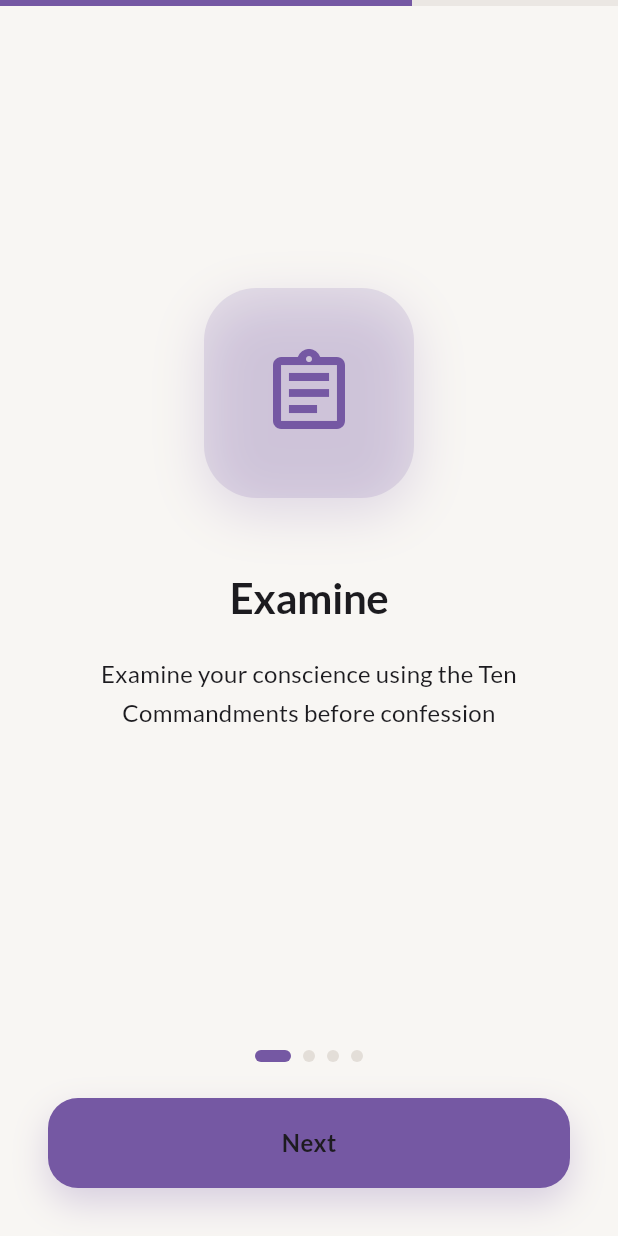
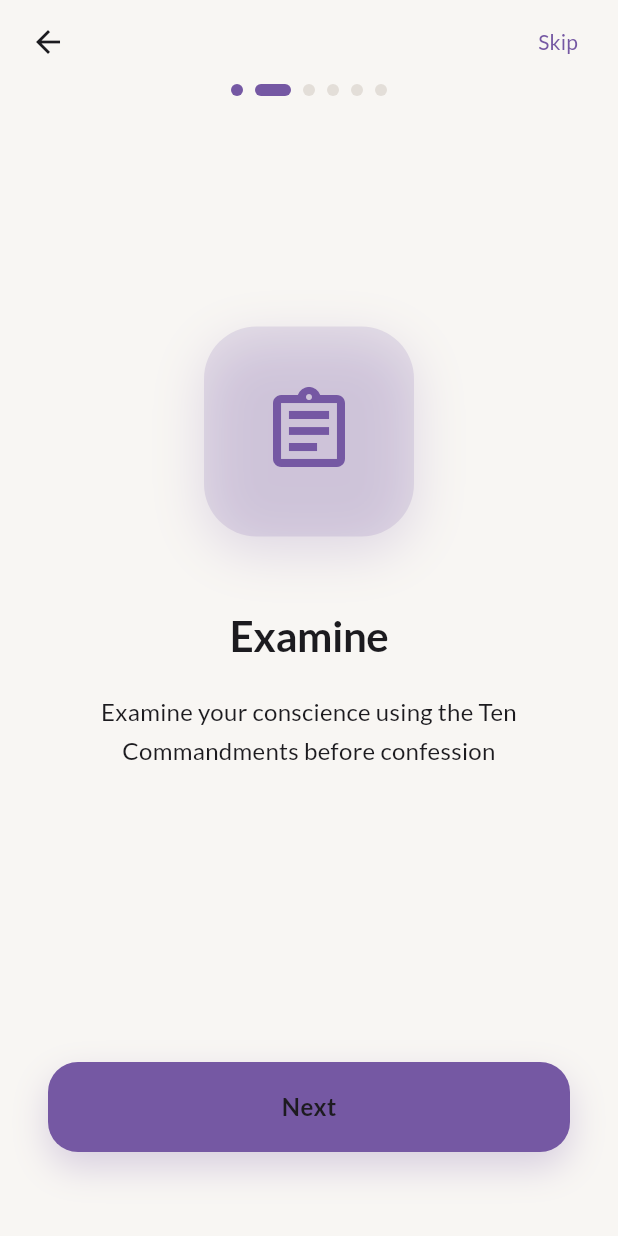
Before and after one commit to sabinjose/metanoia, a Flutter app: the screen it shows after launch, swiped to page 3, on a phone screen of 412 x 824 dp. Run offline on Flutter 3.47's test engine with Material 3 defaults, Android fonts, the phone set to English and light mode, and no system bars; our stand-ins replace drift, flutter_animate, flutter_local_notifications, flutter_riverpod, flutter_secure_storage, go_router and 7 more; accounts and stored records are empty; generated files the repository leaves out were written again.

Commit message:
Improve onboarding UX
1. Add back navigation
   - Back button in top bar to go to previous page
   - Users can now review previous screens

2. Add skip option
   - Skip button with confirmation dialog
   - Not shown on intro or final page

3. Flatten features into main flow
   - Removed nested PageView in features overview
   - Each feature is now a separate page in main flow
   - Clearer progression through onboarding

4. Add unified progress indicator
   - Consistent dot indicators across all pages (except intro)
   - Shows current position and total progress
   - Animated transitions between states

5. UI polish
   - Center language icon properly
   - Add haptic feedback on navigation
   - Smooth animations on feature pages

🤖 Generated with [Claude Code](https://claude.com/claude-code)

Co-Authored-By: Claude <noreply@anthropic.com>

```diff
--- a/lib/src/core/localization/l10n/app_en.arb
+++ b/lib/src/core/localization/l10n/app_en.arb
@@ -199,5 +199,9 @@
   "minutesAgo": "{count}m ago",
   "hoursAgo": "{count}h ago",
   "general": "General",
-  "noQuestionsInSection": "No questions in this section"
+  "noQuestionsInSection": "No questions in this section",
+  "skip": "Skip",
+  "back": "Back",
+  "skipOnboardingTitle": "Skip Introduction?",
+  "skipOnboardingMessage": "You can always access help and settings later from the app menu."
 }
--- a/lib/src/core/localization/l10n/app_localizations.dart
+++ b/lib/src/core/localization/l10n/app_localizations.dart
@@ -1252,6 +1252,30 @@ abstract class AppLocalizations {
   /// In en, this message translates to:
   /// **'No questions in this section'**
   String get noQuestionsInSection;
+
+  /// No description provided for @skip.
+  ///
+  /// In en, this message translates to:
+  /// **'Skip'**
+  String get skip;
+
+  /// No description provided for @back.
+  ///
+  /// In en, this message translates to:
+  /// **'Back'**
+  String get back;
+
+  /// No description provided for @skipOnboardingTitle.
+  ///
+  /// In en, this message translates to:
+  /// **'Skip Introduction?'**
+  String get skipOnboardingTitle;
+
+  /// No description provided for @skipOnboardingMessage.
+  ///
+  /// In en, this message translates to:
+  /// **'You can always access help and settings later from the app menu.'**
+  String get skipOnboardingMessage;
 }
 
 class _AppLocalizationsDelegate extends LocalizationsDelegate<AppLocalizations> {
--- a/lib/src/core/localization/l10n/app_localizations_en.dart
+++ b/lib/src/core/localization/l10n/app_localizations_en.dart
@@ -636,4 +636,16 @@ class AppLocalizationsEn extends AppLocalizations {
 
   @override
   String get noQuestionsInSection => 'No questions in this section';
+
+  @override
+  String get skip => 'Skip';
+
+  @override
+  String get back => 'Back';
+
+  @override
+  String get skipOnboardingTitle => 'Skip Introduction?';
+
+  @override
+  String get skipOnboardingMessage => 'You can always access help and settings later from the app menu.';
 }
--- a/lib/src/core/localization/l10n/app_localizations_ml.dart
+++ b/lib/src/core/localization/l10n/app_localizations_ml.dart
@@ -624,4 +624,16 @@ class AppLocalizationsMl extends AppLocalizations {
 
   @override
   String get noQuestionsInSection => 'ഈ വിഭാഗത്തിൽ ചോദ്യങ്ങളില്ല';
+
+  @override
+  String get skip => 'ഒഴിവാക്കുക';
+
+  @override
+  String get back => 'മടങ്ങുക';
+
+  @override
+  String get skipOnboardingTitle => 'ആമുഖം ഒഴിവാക്കണോ?';
+
+  @override
+  String get skipOnboardingMessage => 'ആപ്പ് മെനുവിൽ നിന്ന് പിന്നീട് സഹായവും ക്രമീകരണങ്ങളും എപ്പോൾ വേണമെങ്കിലും ആക്സസ് ചെയ്യാം.';
 }
--- a/lib/src/core/localization/l10n/app_ml.arb
+++ b/lib/src/core/localization/l10n/app_ml.arb
@@ -156,5 +156,9 @@
   "minutesAgo": "{count} മി. മുമ്പ്",
   "hoursAgo": "{count} മ. മുമ്പ്",
   "general": "പൊതുവായത്",
-  "noQuestionsInSection": "ഈ വിഭാഗത്തിൽ ചോദ്യങ്ങളില്ല"
+  "noQuestionsInSection": "ഈ വിഭാഗത്തിൽ ചോദ്യങ്ങളില്ല",
+  "skip": "ഒഴിവാക്കുക",
+  "back": "മടങ്ങുക",
+  "skipOnboardingTitle": "ആമുഖം ഒഴിവാക്കണോ?",
+  "skipOnboardingMessage": "ആപ്പ് മെനുവിൽ നിന്ന് പിന്നീട് സഹായവും ക്രമീകരണങ്ങളും എപ്പോൾ വേണമെങ്കിലും ആക്സസ് ചെയ്യാം."
 }
--- a/lib/src/features/onboarding/presentation/onboarding_screen.dart
+++ b/lib/src/features/onboarding/presentation/onboarding_screen.dart
@@ -1,10 +1,12 @@
+import 'package:confessionapp/src/core/localization/l10n/app_localizations.dart';
+import 'package:confessionapp/src/core/utils/haptic_utils.dart';
 import 'package:flutter/material.dart';
 import 'package:flutter_riverpod/flutter_riverpod.dart';
 import 'package:go_router/go_router.dart';
 import 'package:confessionapp/src/features/onboarding/presentation/onboarding_controller.dart';
 import 'package:confessionapp/src/features/onboarding/presentation/pages/welcome_page.dart';
 import 'package:confessionapp/src/features/onboarding/presentation/pages/content_language_page.dart';
-import 'package:confessionapp/src/features/onboarding/presentation/pages/features_overview_page.dart';
+import 'package:confessionapp/src/features/onboarding/presentation/pages/feature_page.dart';
 import 'package:confessionapp/src/features/onboarding/presentation/pages/metanoia_intro_page.dart';
 
 class OnboardingScreen extends ConsumerStatefulWidget {
@@ -17,11 +19,24 @@ class OnboardingScreen extends ConsumerStatefulWidget {
 class _OnboardingScreenState extends ConsumerState<OnboardingScreen> {
   final PageController _pageController = PageController();
   int _currentPage = 0;
-  final int _totalPages = 4;
+
+  // Total pages: Intro, Welcome, 4 Features, Language = 7
+  final int _totalPages = 7;
 
   void _nextPage() {
+    HapticUtils.selectionClick();
     if (_currentPage < _totalPages - 1) {
       _pageController.nextPage(
+        duration: const Duration(milliseconds: 300),
+        curve: Curves.easeInOut,
+      );
+    }
+  }
+
+  void _previousPage() {
+    HapticUtils.selectionClick();
+    if (_currentPage > 0) {
+      _pageController.previousPage(
         duration: const Duration(milliseconds: 300),
         curve: Curves.easeInOut,
       );
@@ -37,6 +52,33 @@ class _OnboardingScreenState extends ConsumerState<OnboardingScreen> {
     }
   }
 
+  Future<void> _skipOnboarding() async {
+    final confirmed = await showDialog<bool>(
+      context: context,
+      builder: (context) {
+        final l10n = AppLocalizations.of(context)!;
+        return AlertDialog(
+          title: Text(l10n.skipOnboardingTitle),
+          content: Text(l10n.skipOnboardingMessage),
+          actions: [
+            TextButton(
+              onPressed: () => Navigator.pop(context, false),
+              child: Text(l10n.cancel),
+            ),
+            TextButton(
+              onPressed: () => Navigator.pop(context, true),
+              child: Text(l10n.skip),
+            ),
+          ],
+        );
+      },
+    );
+
+    if (confirmed == true) {
+      await _completeOnboarding();
+    }
+  }
+
   @override
   void dispose() {
     _pageController.dispose();
@@ -46,17 +88,52 @@ class _OnboardingScreenState extends ConsumerState<OnboardingScreen> {
   @override
   Widget build(BuildContext context) {
     final theme = Theme.of(context);
+    final l10n = AppLocalizations.of(context)!;
+
+    // Don't show skip on intro page (page 0) or last page
+    final showSkip = _currentPage > 0 && _currentPage < _totalPages - 1;
+    // Show back button except on first page
+    final showBack = _currentPage > 0;
 
     return Scaffold(
-      body: Column(
+      body: SafeArea(
+        top: true,
+        bottom: false,
+        child: Column(
           children: [
-          // Progress Bar
+            // Top bar with back and skip
             if (_currentPage > 0)
-            LinearProgressIndicator(
-              value: _currentPage / (_totalPages - 1),
-              backgroundColor: theme.colorScheme.surfaceContainerHighest,
-              valueColor: AlwaysStoppedAnimation<Color>(
-                theme.colorScheme.primary,
+              Padding(
+                padding: const EdgeInsets.symmetric(horizontal: 8, vertical: 4),
+                child: Row(
+                  children: [
+                    if (showBack)
+                      IconButton(
+                        onPressed: _previousPage,
+                        icon: const Icon(Icons.arrow_back),
+                        tooltip: l10n.back,
+                      )
+                    else
+                      const SizedBox(width: 48),
+                    const Spacer(),
+                    if (showSkip)
+                      TextButton(
+                        onPressed: _skipOnboarding,
+                        child: Text(l10n.skip),
+                      )
+                    else
+                      const SizedBox(width: 48),
+                  ],
+                ),
+              ),
+
+            // Progress indicator (after intro page)
+            if (_currentPage > 0)
+              Padding(
+                padding: const EdgeInsets.symmetric(horizontal: 32),
+                child: _ProgressDots(
+                  currentPage: _currentPage - 1, // Exclude intro from dots
+                  totalPages: _totalPages - 1,
                 ),
               ),
 
@@ -71,15 +148,86 @@ class _OnboardingScreenState extends ConsumerState<OnboardingScreen> {
                   });
                 },
                 children: [
+                  // Page 0: Metanoia Intro
                   MetanoiaIntroPage(onNext: _nextPage),
+                  // Page 1: Welcome
                   WelcomePage(onNext: _nextPage),
-                FeaturesOverviewPage(onComplete: _nextPage),
+                  // Pages 2-5: Features (flattened)
+                  FeaturePage(
+                    icon: Icons.assignment_outlined,
+                    title: l10n.examineTitle,
+                    description: l10n.examineDescription,
+                    color: theme.colorScheme.primary,
+                    onNext: _nextPage,
+                    buttonText: l10n.nextButton,
+                  ),
+                  FeaturePage(
+                    icon: Icons.church_outlined,
+                    title: l10n.confessTitle,
+                    description: l10n.confessDescription,
+                    color: theme.colorScheme.secondary,
+                    onNext: _nextPage,
+                    buttonText: l10n.nextButton,
+                  ),
+                  FeaturePage(
+                    icon: Icons.menu_book_outlined,
+                    title: l10n.prayersTitle,
+                    description: l10n.prayersDescription,
+                    color: theme.colorScheme.tertiary,
+                    onNext: _nextPage,
+                    buttonText: l10n.nextButton,
+                  ),
+                  FeaturePage(
+                    icon: Icons.notifications_outlined,
+                    title: l10n.reminders,
+                    description: l10n.remindersDescription,
+                    color: theme.colorScheme.error,
+                    onNext: _nextPage,
+                    buttonText: l10n.nextButton,
+                  ),
+                  // Page 6: Language Selection
                   ContentLanguagePage(onNext: _completeOnboarding),
                 ],
               ),
             ),
           ],
         ),
+      ),
     );
   }
 }
+
+/// Progress indicator dots
+class _ProgressDots extends StatelessWidget {
+  final int currentPage;
+  final int totalPages;
+
+  const _ProgressDots({
+    required this.currentPage,
+    required this.totalPages,
+  });
+
+  @override
+  Widget build(BuildContext context) {
+    final theme = Theme.of(context);
+
+    return Row(
+      mainAxisAlignment: MainAxisAlignment.center,
+      children: List.generate(
+        totalPages,
+        (index) => AnimatedContainer(
+          duration: const Duration(milliseconds: 300),
+          margin: const EdgeInsets.symmetric(horizontal: 4),
+          width: index == currentPage ? 24 : 8,
+          height: 8,
+          decoration: BoxDecoration(
+            color: index <= currentPage
+                ? theme.colorScheme.primary
+                : theme.colorScheme.outlineVariant,
+            borderRadius: BorderRadius.circular(4),
+          ),
+        ),
+      ),
+    );
+  }
+}
--- a/lib/src/features/onboarding/presentation/pages/content_language_page.dart
+++ b/lib/src/features/onboarding/presentation/pages/content_language_page.dart
@@ -76,7 +76,8 @@ class _ContentLanguagePageState extends ConsumerState<ContentLanguagePage>
             const Spacer(flex: 2),
 
             // Icon with elevated background
-            Container(
+            Center(
+              child: Container(
                 width: 100,
                 height: 100,
                 decoration: BoxDecoration(
@@ -94,6 +95,7 @@ class _ContentLanguagePageState extends ConsumerState<ContentLanguagePage>
                   Icons.language,
                   size: 48,
                   color: theme.colorScheme.primary,
+                ),
               ),
             ),
 
--- /dev/null
+++ b/lib/src/features/onboarding/presentation/pages/feature_page.dart
@@ -0,0 +1,189 @@
+import 'package:confessionapp/src/core/utils/haptic_utils.dart';
+import 'package:flutter/material.dart';
+
+/// A single feature page for onboarding
+class FeaturePage extends StatefulWidget {
+  final IconData icon;
+  final String title;
+  final String description;
+  final Color color;
+  final VoidCallback onNext;
+  final String buttonText;
+
+  const FeaturePage({
+    super.key,
+    required this.icon,
+    required this.title,
+    required this.description,
+    required this.color,
+    required this.onNext,
+    required this.buttonText,
+  });
+
+  @override
+  State<FeaturePage> createState() => _FeaturePageState();
+}
+
+class _FeaturePageState extends State<FeaturePage>
+    with SingleTickerProviderStateMixin {
+  late AnimationController _controller;
+  late Animation<double> _fadeAnimation;
+  late Animation<double> _scaleAnimation;
+  late Animation<Offset> _slideAnimation;
+
+  @override
+  void initState() {
+    super.initState();
+    _controller = AnimationController(
+      duration: const Duration(milliseconds: 600),
+      vsync: this,
+    );
+
+    _fadeAnimation = Tween<double>(begin: 0.0, end: 1.0).animate(
+      CurvedAnimation(
+        parent: _controller,
+        curve: const Interval(0.0, 0.6, curve: Curves.easeOut),
+      ),
+    );
+
+    _scaleAnimation = Tween<double>(begin: 0.8, end: 1.0).animate(
+      CurvedAnimation(
+        parent: _controller,
+        curve: const Interval(0.0, 0.6, curve: Curves.easeOutBack),
+      ),
+    );
+
+    _slideAnimation = Tween<Offset>(
+      begin: const Offset(0, 0.1),
+      end: Offset.zero,
+    ).animate(
+      CurvedAnimation(
+        parent: _controller,
+        curve: const Interval(0.2, 0.8, curve: Curves.easeOutCubic),
+      ),
+    );
+
+    _controller.forward();
+  }
+
+  @override
+  void dispose() {
+    _controller.dispose();
+    super.dispose();
+  }
+
+  @override
+  Widget build(BuildContext context) {
+    final theme = Theme.of(context);
+
+    return AnimatedBuilder(
+      animation: _controller,
+      builder: (context, child) => Opacity(
+        opacity: _fadeAnimation.value,
+        child: SlideTransition(
+          position: _slideAnimation,
+          child: Transform.scale(
+            scale: _scaleAnimation.value,
+            child: child,
+          ),
+        ),
+      ),
+      child: Padding(
+        padding: const EdgeInsets.symmetric(horizontal: 32.0, vertical: 24.0),
+        child: Column(
+          mainAxisAlignment: MainAxisAlignment.center,
+          children: [
+            const Spacer(flex: 2),
+
+            // Icon container
+            Container(
+              width: 140,
+              height: 140,
+              decoration: BoxDecoration(
+                color: widget.color.withValues(alpha: 0.15),
+                borderRadius: BorderRadius.circular(35),
+                boxShadow: [
+                  BoxShadow(
+                    color: widget.color.withValues(alpha: 0.2),
+                    blurRadius: 30,
+                    offset: const Offset(0, 10),
+                  ),
+                ],
+              ),
+              child: Icon(widget.icon, size: 64, color: widget.color),
+            ),
+
+            const SizedBox(height: 48),
+
+            // Title
+            Text(
+              widget.title,
+              style: theme.textTheme.headlineMedium?.copyWith(
+                fontWeight: FontWeight.bold,
+                color: theme.colorScheme.onSurface,
+                letterSpacing: -0.3,
+              ),
+              textAlign: TextAlign.center,
+            ),
+
+            const SizedBox(height: 20),
+
+            // Description
+            Container(
+              constraints: const BoxConstraints(maxWidth: 340),
+              child: Text(
+                widget.description,
+                style: theme.textTheme.bodyLarge?.copyWith(
+                  color: theme.colorScheme.onSurfaceVariant,
+                  height: 1.6,
+                  letterSpacing: 0.2,
+                ),
+                textAlign: TextAlign.center,
+              ),
+            ),
+
+            const Spacer(flex: 3),
+
+            // Next Button
+            Container(
+              width: double.infinity,
+              constraints: const BoxConstraints(maxWidth: 400),
+              decoration: BoxDecoration(
+                borderRadius: BorderRadius.circular(20),
+                boxShadow: [
+                  BoxShadow(
+                    color: theme.colorScheme.primary.withValues(alpha: 0.25),
+                    blurRadius: 20,
+                    offset: const Offset(0, 10),
+                  ),
+                ],
+              ),
+              child: FilledButton(
+                onPressed: () {
+                  HapticUtils.mediumImpact();
+                  widget.onNext();
+                },
+                style: FilledButton.styleFrom(
+                  padding: const EdgeInsets.symmetric(vertical: 18),
+                  shape: RoundedRectangleBorder(
+                    borderRadius: BorderRadius.circular(20),
+                  ),
+                  elevation: 0,
+                ),
+                child: Text(
+                  widget.buttonText,
+                  style: theme.textTheme.titleMedium?.copyWith(
+                    fontWeight: FontWeight.w600,
+                    letterSpacing: 0.5,
+                  ),
+                ),
+              ),
+            ),
+
+            const SizedBox(height: 32),
+          ],
+        ),
+      ),
+    );
+  }
+}
--- a/lib/src/features/onboarding/presentation/pages/features_overview_page.dart
+++ /dev/null
@@ -1,229 +0,0 @@
-import 'package:confessionapp/src/core/utils/haptic_utils.dart';
-import 'package:flutter/material.dart';
-import 'package:confessionapp/src/core/localization/l10n/app_localizations.dart';
-
-class FeaturesOverviewPage extends StatefulWidget {
-  final VoidCallback onComplete;
-
-  const FeaturesOverviewPage({super.key, required this.onComplete});
-
-  @override
-  State<FeaturesOverviewPage> createState() => _FeaturesOverviewPageState();
-}
-
-class _FeaturesOverviewPageState extends State<FeaturesOverviewPage> {
-  final PageController _pageController = PageController();
-  int _currentPage = 0;
-  final int _totalPages = 4;
-
-  @override
-  void dispose() {
-    _pageController.dispose();
-    super.dispose();
-  }
-
-  void _nextPage() {
-    HapticUtils.lightImpact();
-    if (_currentPage < _totalPages - 1) {
-      _pageController.nextPage(
-        duration: const Duration(milliseconds: 300),
-        curve: Curves.easeInOut,
-      );
-    } else {
-      HapticUtils.mediumImpact();
-      widget.onComplete();
-    }
-  }
-
-  @override
-  Widget build(BuildContext context) {
-    final l10n = AppLocalizations.of(context)!;
-    final theme = Theme.of(context);
-
-    return Column(
-      children: [
-        Expanded(
-          child: PageView(
-            controller: _pageController,
-            onPageChanged: (index) {
-              setState(() {
-                _currentPage = index;
-              });
-            },
-            children: [
-              _FeatureCard(
-                icon: Icons.assignment_outlined,
-                title: l10n.examineTitle,
-                description: l10n.examineDescription,
-                color: theme.colorScheme.primary,
-              ),
-              _FeatureCard(
-                icon: Icons.church_outlined,
-                title: l10n.confessTitle,
-                description: l10n.confessDescription,
-                color: theme.colorScheme.secondary,
-              ),
-              _FeatureCard(
-                icon: Icons.menu_book_outlined,
-                title: l10n.prayersTitle,
-                description: l10n.prayersDescription,
-                color: theme.colorScheme.tertiary,
-              ),
-              _FeatureCard(
-                icon: Icons.notifications_outlined,
-                title: l10n.reminders,
-                description: l10n.remindersDescription,
-                color: theme.colorScheme.error,
-              ),
-            ],
-          ),
-        ),
-
-        // Page Indicators
-        Padding(
-          padding: const EdgeInsets.symmetric(vertical: 24),
-          child: Row(
-            mainAxisAlignment: MainAxisAlignment.center,
-            children: List.generate(
-              _totalPages,
-              (index) => Container(
-                margin: const EdgeInsets.symmetric(horizontal: 4),
-                width: _currentPage == index ? 24 : 8,
-                height: 8,
-                decoration: BoxDecoration(
-                  color:
-                      _currentPage == index
-                          ? theme.colorScheme.primary
-                          : theme.colorScheme.outlineVariant,
-                  borderRadius: BorderRadius.circular(4),
-                ),
-              ),
-            ),
-          ),
-        ),
-
-        // Next/Get Started Button
-        Padding(
-          padding: const EdgeInsets.fromLTRB(32, 0, 32, 32),
-          child: Container(
-            decoration: BoxDecoration(
-              borderRadius: BorderRadius.circular(20),
-              boxShadow: [
-                BoxShadow(
-                  color: theme.colorScheme.primary.withValues(alpha: 0.25),
-                  blurRadius: 20,
-                  offset: const Offset(0, 10),
-                ),
-              ],
-            ),
-            child: FilledButton(
-              onPressed: _nextPage,
-              style: FilledButton.styleFrom(
-                padding: const EdgeInsets.symmetric(vertical: 18),
-                shape: RoundedRectangleBorder(
-                  borderRadius: BorderRadius.circular(20),
-                ),
-                minimumSize: const Size(double.infinity, 0),
-                elevation: 0,
-              ),
-              child: Text(
-                _currentPage < _totalPages - 1
-                    ? l10n.nextButton
-                    : l10n.getStarted,
-                style: theme.textTheme.titleMedium?.copyWith(
-                  fontWeight: FontWeight.w600,
-                  letterSpacing: 0.5,
-                ),
-              ),
-            ),
-          ),
-        ),
-      ],
-    );
-  }
-}
-
-class _FeatureCard extends StatelessWidget {
-  final IconData? icon;
-  final Widget? customIcon;
-  final String title;
-  final String description;
-  final Color color;
-
-  const _FeatureCard({
-    this.icon,
-    this.customIcon,
-    required this.title,
-    required this.description,
-    required this.color,
-  }) : assert(icon != null || customIcon != null);
-
-  @override
-  Widget build(BuildContext context) {
-    final theme = Theme.of(context);
-
-    return Padding(
-      padding: const EdgeInsets.symmetric(horizontal: 40.0, vertical: 32.0),
-      child: Column(
-        mainAxisAlignment: MainAxisAlignment.center,
-        children: [
-          Container(
-            width: 140,
-            height: 140,
-            decoration:
-                customIcon != null
-                    ? BoxDecoration(
-                      borderRadius: BorderRadius.circular(35),
-                      boxShadow: [
-                        BoxShadow(
-                          color: color.withValues(alpha: 0.2),
-                          blurRadius: 30,
-                          offset: const Offset(0, 10),
-                        ),
-                      ],
-                    )
-                    : BoxDecoration(
-                      color: color.withValues(alpha: 0.15),
-                      borderRadius: BorderRadius.circular(35),
-                      boxShadow: [
-                        BoxShadow(
-                          color: color.withValues(alpha: 0.2),
-                          blurRadius: 30,
-                          offset: const Offset(0, 10),
-                        ),
-                      ],
-                    ),
-            child: customIcon ?? Icon(icon, size: 64, color: color),
-          ),
-
-          const SizedBox(height: 48),
-
-          Text(
-            title,
-            style: theme.textTheme.headlineMedium?.copyWith(
-              fontWeight: FontWeight.bold,
-              color: theme.colorScheme.onSurface,
-              letterSpacing: -0.3,
-            ),
-            textAlign: TextAlign.center,
-          ),
-
-          const SizedBox(height: 20),
-
-          Container(
-            constraints: const BoxConstraints(maxWidth: 340),
-            child: Text(
-              description,
-              style: theme.textTheme.bodyLarge?.copyWith(
-                color: theme.colorScheme.onSurfaceVariant,
-                height: 1.6,
-                letterSpacing: 0.2,
-              ),
-              textAlign: TextAlign.center,
-            ),
-          ),
-        ],
-      ),
-    );
-  }
-}
```
Lines whose indentation alone changed are shown as unchanged.
